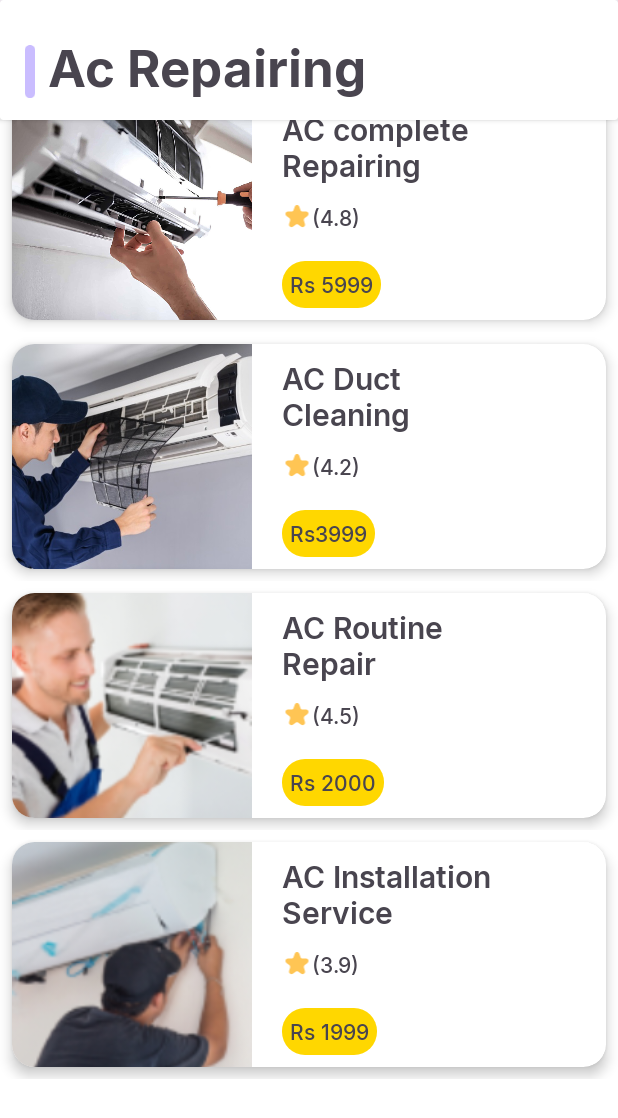
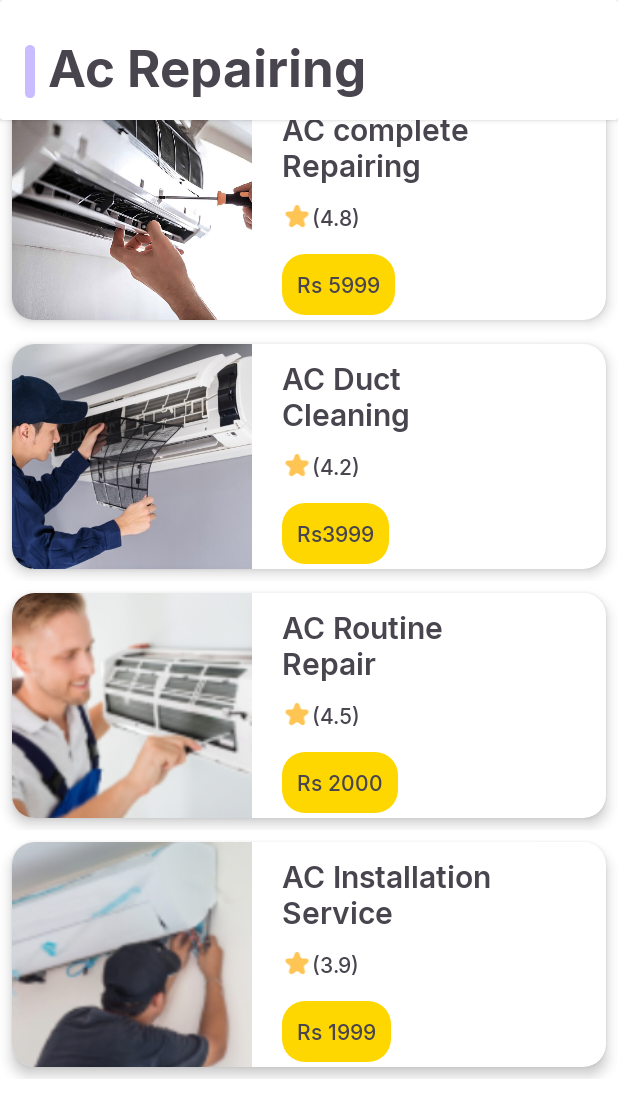
Before and after one commit to Mutashim99/Kaarigar-Android-App, an Android app: the AcrepairCategory screen opened directly, with no data from a screen before it, on a phone screen of 412 x 824 dp. Shown: the top 1118 px of the screen. Run offline under Robolectric (Android 15) with nearby library versions, the phone set to English and light mode, and no system bars.

Commit message:
Update categoryitems.xml

```diff
--- a/app/src/main/res/layout/categoryitems.xml
+++ b/app/src/main/res/layout/categoryitems.xml
@@ -42,7 +42,7 @@
                 android:layout_marginTop="10dp"
                 android:background="@drawable/goldenbutt"
                 android:fontFamily="@font/inter_medium"
-                android:padding="5dp"
+                android:padding="10dp"
                 android:text="Rs 10000"
                 app:layout_constraintBottom_toBottomOf="parent"
                 app:layout_constraintStart_toEndOf="@+id/imageView14"
```
